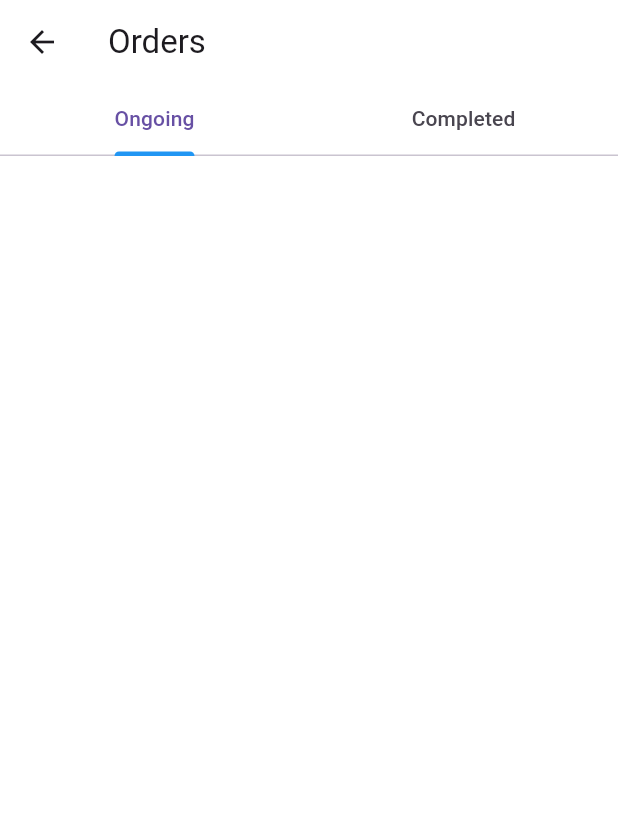
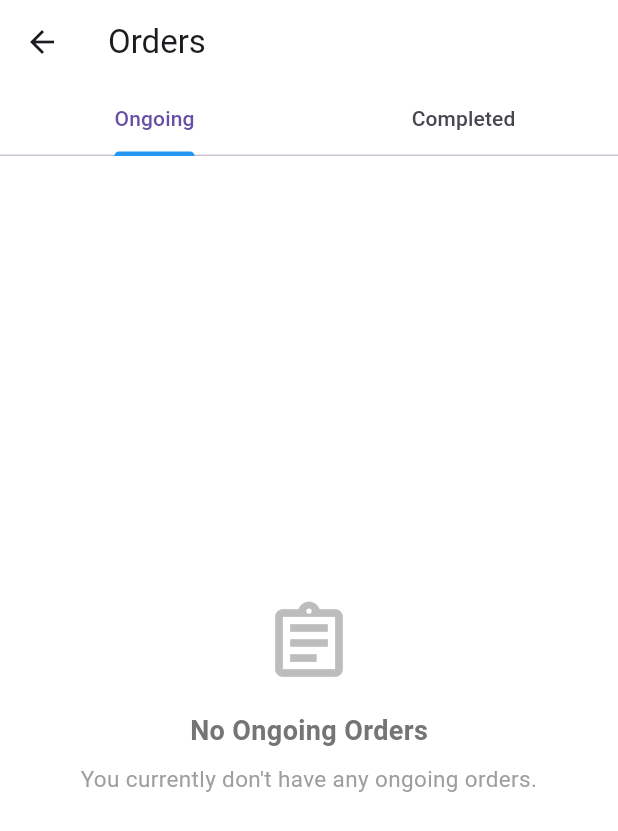
Before and after one commit to yasirzain15/qofi-driver-app, a Flutter app: the OrdersScreen screen opened directly, on a phone screen of 412 x 824 dp. Shown: the top 831 px of the screen. Run offline on Flutter 3.47's test engine with Material 3 defaults, Android fonts, the phone set to English and light mode, and no system bars; our stand-ins replace geolocator, image_picker, shared_preferences; missing offline and left inert: image_gallery_saver_plus; accounts and stored records are empty; network calls fail.

Commit message:
Task Done

```diff
--- a/lib/Controller/order_completion_controller.dart
+++ b/lib/Controller/order_completion_controller.dart
@@ -22,7 +22,7 @@ class OrderCompletionController with ChangeNotifier {
     notifyListeners();
 
     try {
-      final url = Uri.parse(ApiConstants.completedOrders);
+      final url = Uri.parse(ApiConstants.completeOrder);
       final headers = {
         'Content-Type': 'application/json',
         'Authorization': 'Bearer $token',
--- a/lib/Core/Constants/api.dart
+++ b/lib/Core/Constants/api.dart
@@ -8,4 +8,5 @@ class ApiConstants {
   static const String completedOrders = "$baseUrl/driver/getOrders/completed";
   static const String ongoingOrderDetails = "$baseUrl/driver/order/77/details";
   static const String updatelocation = "$baseUrl/driver/update/latlng";
+  static const String completeOrder = "$baseUrl/driver/order/complete";
 }
--- a/lib/Model/order_details_model.dart
+++ b/lib/Model/order_details_model.dart
@@ -27,6 +27,7 @@ class DriverOrderDetails {
   final int orderId;
   final String currency;
   final String orderNo;
+  final String orderStatus;
   final String shopId;
   final String shopName;
   final String address;
@@ -44,6 +45,7 @@ class DriverOrderDetails {
     required this.orderId,
     required this.currency,
     required this.orderNo,
+    required this.orderStatus,
     required this.shopId,
     required this.shopName,
     required this.address,
@@ -63,6 +65,7 @@ class DriverOrderDetails {
       orderId: json['order_id'],
       currency: json['currency'],
       orderNo: json['order_no'],
+      orderStatus: json['order_status'],
       shopId: json['shop_id'],
       shopName: json['shop_name'],
       address: json['address'],
--- a/lib/View/Orders/orders_screen.dart
+++ b/lib/View/Orders/orders_screen.dart
@@ -1,7 +1,6 @@
 import 'package:flutter/material.dart';
 import 'package:provider/provider.dart';
 import 'package:qufi_driver_app/Controller/completed_orders_controller.dart';
-
 import 'package:qufi_driver_app/Controller/ongoing_orders_controller.dart';
 import 'package:qufi_driver_app/Core/Constants/app_colors.dart';
 import 'package:qufi_driver_app/Widgets/Dashboard/orders_card.dart';
@@ -28,17 +27,18 @@ class OrdersScreen extends StatelessWidget {
         ),
         body: TabBarView(
           children: [
-            // Ongoing Orders List
+            // Ongoing Orders Tab
             ongoingController.isLoading
                 ? const Center(child: CircularProgressIndicator())
-                : ListView.builder(
+                : (ongoingController
+                        .ongoingOrders
+                        ?.data
+                        .driverOrders
+                        .isNotEmpty ??
+                    false)
+                ? ListView.builder(
                   itemCount:
-                      ongoingController
-                          .ongoingOrders
-                          ?.data
-                          .driverOrders
-                          .length ??
-                      0,
+                      ongoingController.ongoingOrders!.data.driverOrders.length,
                   itemBuilder: (context, index) {
                     final order =
                         ongoingController
@@ -52,12 +52,18 @@ class OrdersScreen extends StatelessWidget {
                       status: "Picked",
                     );
                   },
+                )
+                : _buildEmptyState(
+                  icon: Icons.assignment_outlined,
+                  title: "No Ongoing Orders",
+                  message: "You currently don't have any ongoing orders.",
                 ),
 
-            // Completed Orders List
+            // Completed Orders Tab
             completedController.isLoading
                 ? const Center(child: CircularProgressIndicator())
-                : ListView.builder(
+                : (completedController.completedOrders.isNotEmpty)
+                ? ListView.builder(
                   itemCount: completedController.completedOrders.length,
                   itemBuilder: (context, index) {
                     final order = completedController.completedOrders[index];
@@ -68,10 +74,48 @@ class OrdersScreen extends StatelessWidget {
                       status: "Completed",
                     );
                   },
+                )
+                : _buildEmptyState(
+                  icon: Icons.assignment_turned_in_outlined,
+                  title: "No Completed Orders",
+                  message: "You haven't completed any orders yet.",
                 ),
           ],
         ),
       ),
     );
   }
+
+  Widget _buildEmptyState({
+    required IconData icon,
+    required String title,
+    required String message,
+  }) {
+    return Center(
+      child: Padding(
+        padding: const EdgeInsets.symmetric(horizontal: 20.0),
+        child: Column(
+          mainAxisAlignment: MainAxisAlignment.center,
+          children: [
+            Icon(icon, size: 60, color: Colors.grey[400]),
+            const SizedBox(height: 16),
+            Text(
+              title,
+              style: TextStyle(
+                fontSize: 18,
+                fontWeight: FontWeight.bold,
+                color: Colors.grey[600],
+              ),
+            ),
+            const SizedBox(height: 8),
+            Text(
+              message,
+              textAlign: TextAlign.center,
+              style: TextStyle(fontSize: 15, color: Colors.grey[500]),
+            ),
+          ],
+        ),
+      ),
+    );
+  }
 }
--- a/lib/Widgets/Dashboard/Ongoing Orders Details/order_items.dart
+++ b/lib/Widgets/Dashboard/Ongoing Orders Details/order_items.dart
@@ -65,7 +65,7 @@ class OrderItems extends StatelessWidget {
                   style: TextStyle(fontSize: 16, fontWeight: FontWeight.bold),
                 ),
                 Text(
-                  '${orderDetails.amount} ${orderDetails.currency}',
+                  '${orderDetails.currency} ${orderDetails.amount}',
                   style: const TextStyle(
                     fontSize: 16,
                     fontWeight: FontWeight.bold,
```
Also changed, not shown: lib/Controller/marking_complete_controller.dart (added, +61 -0 lines), lib/Model/complete_order_model.dart (added, +22 -0 lines), lib/View/Dashboard/order_details_view.dart (+17 -1 lines), lib/Widgets/Dashboard/Ongoing Orders Details/mark_complete_button.dart (+8 -8 lines), lib/Widgets/Dashboard/Ongoing Orders Details/order_header.dart (+2 -6 lines).
